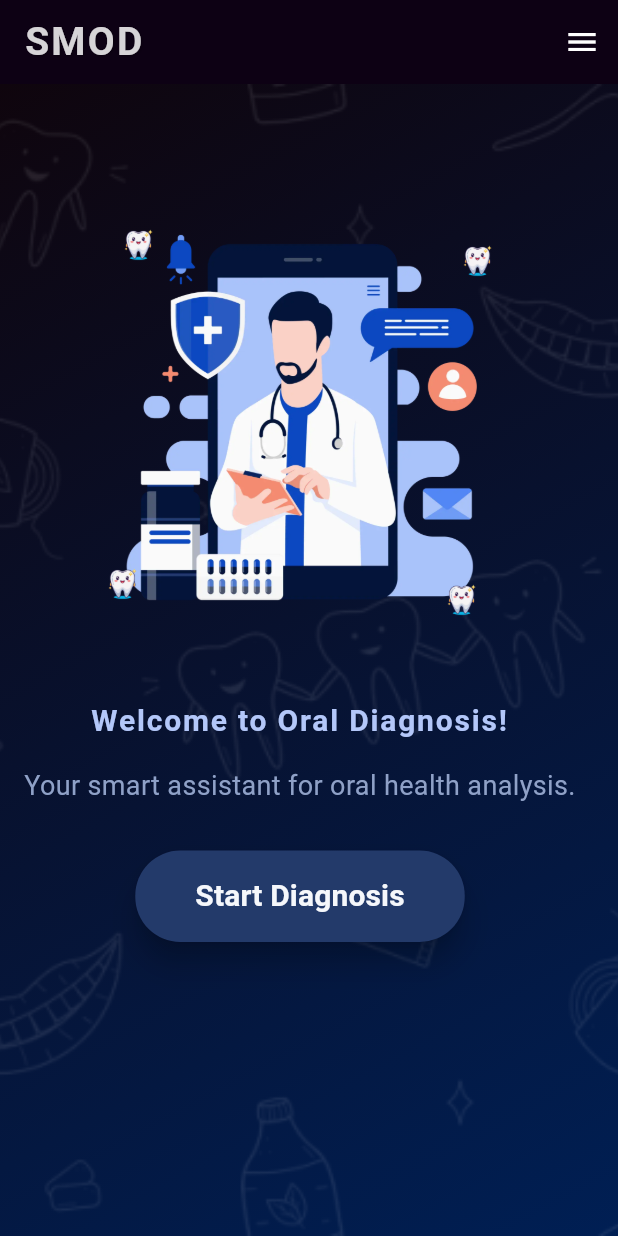
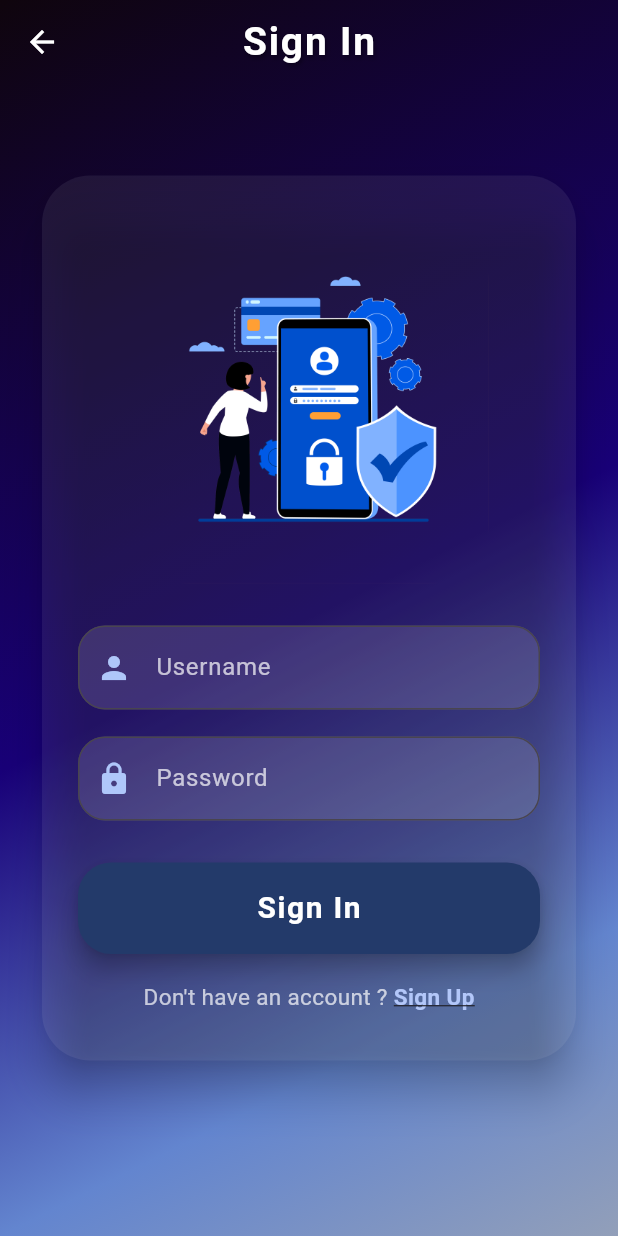
Before and after one commit to ayaosamaramadan/SmartOralDiagnosis, a Flutter app: the screen it shows after launch, after a tap on "Start Diagnosis", on a phone screen of 412 x 824 dp. Run offline on Flutter 3.47's test engine with Material 3 defaults, Android fonts, the phone set to English and light mode, and no system bars.

Commit message:
flutter: add login page

```diff
--- a/flutter/lib/main.dart
+++ b/flutter/lib/main.dart
@@ -1,5 +1,6 @@
 import 'package:flutter/material.dart';
 import 'screen/home.dart';
+import 'screen/login.dart';
 
 void main() => runApp(const MyApp());
 
@@ -8,27 +9,14 @@ class MyApp extends StatelessWidget {
 
   @override
   Widget build(BuildContext context) {
-    return const MaterialApp(
+    return MaterialApp(
       debugShowCheckedModeBanner: false,
-      home: Flutter(),
+      home: const HomeScreen(),
+      routes: {
+        '/login': (context) => const LoginScreen(),
+      },
     );
   }
 }
 
-class Flutter extends StatefulWidget {
-  const Flutter({super.key});
-
-  @override
-  _FlutterState createState() => _FlutterState();
-}
-
-class _FlutterState extends State<Flutter> {
-  // Reusable button style
-
-  @override
-  Widget build(BuildContext context) {
-    return Scaffold(
-      body: HomeScreen(),
-    );
-  }
-}
+// ...existing code...
--- a/flutter/lib/screen/home.dart
+++ b/flutter/lib/screen/home.dart
@@ -1,5 +1,6 @@
 import 'package:flutter/material.dart';
 import 'dart:math' as math;
+import 'login.dart';
 
 class HomeScreen extends StatefulWidget {
   const HomeScreen({super.key});
@@ -36,7 +37,9 @@ class _HomeScreenState extends State<HomeScreen> with TickerProviderStateMixin {
 
   @override
   Widget build(BuildContext context) {
-    return Scaffold(
+    return MaterialApp(
+      debugShowCheckedModeBanner: false,
+      home: Scaffold(
         appBar: AppBar(
           backgroundColor: const Color.fromARGB(255, 13, 1, 20),
           elevation: 0,
@@ -180,12 +183,12 @@ class _HomeScreenState extends State<HomeScreen> with TickerProviderStateMixin {
                       elevation: 8,
                     ),
                     onPressed: () {
-
+                      Navigator.pushNamed(context, '/login');
                     },
                     child: const Text(
                       'Start Diagnosis',
                       style: TextStyle(
-                      color: Color(0xFFF5F7FB),
+                        color: Color.fromARGB(255, 255, 255, 255),
                         fontSize: 20,
                         fontWeight: FontWeight.bold,
                       ),
@@ -197,6 +200,10 @@ class _HomeScreenState extends State<HomeScreen> with TickerProviderStateMixin {
             ],
           ),
         ),
+      ),
+      routes: {
+        '/login': (context) => const LoginScreen(),
+      },
     );
   }
 }
--- a/flutter/lib/screen/login.dart
+++ b/flutter/lib/screen/login.dart
@@ -0,0 +1,180 @@
+import 'package:flutter/material.dart';
+
+class LoginScreen extends StatefulWidget {
+  const LoginScreen({super.key});
+
+  @override
+  State<LoginScreen> createState() => _LoginScreenState();
+}
+
+class _LoginScreenState extends State<LoginScreen> {
+  final TextEditingController _usernameController = TextEditingController();
+  final TextEditingController _passwordController = TextEditingController();
+
+  @override
+  void dispose() {
+    _usernameController.dispose();
+    _passwordController.dispose();
+    super.dispose();
+  }
+
+  @override
+  Widget build(BuildContext context) {
+    return Scaffold(
+      extendBodyBehindAppBar: true,
+      backgroundColor: Colors.transparent,
+      appBar: AppBar(
+        backgroundColor: Colors.transparent,
+        elevation: 0,
+        leading: IconButton(
+          icon: const Icon(Icons.arrow_back, color: Colors.white),
+          onPressed: () => Navigator.pop(context),
+        ),
+        centerTitle: true,
+        title: const Text(
+          'Sign In',
+          style: TextStyle(
+            color: Colors.white,
+            fontSize: 26,
+            fontWeight: FontWeight.bold,
+            letterSpacing: 1.2,
+            shadows: [
+              Shadow(
+                color: Colors.black38,
+                offset: Offset(1, 2),
+                blurRadius: 4,
+              ),
+            ],
+          ),
+        ),
+      ),
+      body: Container(
+        width: double.infinity,
+        height: double.infinity,
+        decoration: const BoxDecoration(
+          gradient: LinearGradient(
+            colors: [
+              Color(0xFF0F050D),
+              Color.fromARGB(255, 24, 0, 120),
+              Color.fromARGB(255, 99, 133, 207),
+              Color.fromARGB(255, 146, 159, 185),
+              ],
+            begin: Alignment.topLeft,
+            end: Alignment.bottomRight,
+            stops: [0.0, 0.5, 0.8, 1.0],
+          ),
+        ),
+        child: Center(
+          child: SingleChildScrollView(
+            child: Padding(
+              padding: const EdgeInsets.symmetric(horizontal: 24.0),
+              child: Card(
+                color: Colors.white.withOpacity(0.07),
+                elevation: 12,
+                shape: RoundedRectangleBorder(
+                  borderRadius: BorderRadius.circular(32),
+                ),
+                child: Padding(
+                  padding: const EdgeInsets.symmetric(horizontal: 24.0, vertical: 32.0),
+                  child: Column(
+                    mainAxisSize: MainAxisSize.min,
+                    children: [
+                      ClipRRect(
+                        borderRadius: BorderRadius.circular(40),
+                        child: Image.asset(
+                          'assets/login-image.png',
+                          width: 240,
+                          height: 240,
+                          fit: BoxFit.cover,
+                        ),
+                      ),
+                      const SizedBox(height: 28),
+                      TextField(
+                        controller: _usernameController,
+                        decoration: InputDecoration(
+                          prefixIcon: const Icon(Icons.person, color: Color.fromARGB(255, 175, 199, 250)),
+                          labelText: 'Username',
+                          filled: true,
+                          fillColor: Colors.white.withOpacity(0.13),
+                          labelStyle: const TextStyle(color: Colors.white70),
+                          border: OutlineInputBorder(
+                            borderRadius: BorderRadius.circular(18),
+                          ),
+                        ),
+                        style: const TextStyle(color: Colors.white),
+                      ),
+                      const SizedBox(height: 18),
+                      TextField(
+                        controller: _passwordController,
+                        obscureText: true,
+                        decoration: InputDecoration(
+                          prefixIcon: const Icon(Icons.lock, color: Color.fromARGB(255, 175, 199, 250)),
+                          labelText: 'Password',
+                          filled: true,
+                          fillColor: Colors.white.withOpacity(0.13),
+                          labelStyle: const TextStyle(color: Colors.white70),
+                          border: OutlineInputBorder(
+                            borderRadius: BorderRadius.circular(18),
+                          ),
+                        ),
+                        style: const TextStyle(color: Colors.white),
+                      ),
+                      const SizedBox(height: 28),
+                      SizedBox(
+                        width: double.infinity,
+                        child: ElevatedButton(
+                          style: ElevatedButton.styleFrom(
+                            backgroundColor: const Color(0xFF233A6A),
+                            padding: const EdgeInsets.symmetric(vertical: 16),
+                            shape: RoundedRectangleBorder(
+                              borderRadius: BorderRadius.circular(22),
+                            ),
+                            elevation: 6,
+                          ),
+                          onPressed: () {},
+                          child: const Text(
+                            'Sign In',
+                            style: TextStyle(
+                              color: Colors.white,
+                              fontSize: 20,
+                              fontWeight: FontWeight.bold,
+                              letterSpacing: 1.1,
+                            ),
+                          ),
+                        ),
+                      ),
+                      const SizedBox(height: 18),
+                      Row(
+                        mainAxisAlignment: MainAxisAlignment.center,
+                        children: [
+                          const Text(
+                            "Don't have an account ? ",
+                            style: TextStyle(color: Colors.white70, fontSize: 15),
+                          ),
+                          GestureDetector(
+                            onTap: () {
+                              // TODO: Add signup navigation
+                            },
+                            child: const Text(
+                              'Sign Up',
+                              style: TextStyle(
+                                color: Color(0xFFB3C7F9),
+                                fontWeight: FontWeight.bold,
+                                fontSize: 15,
+                                decoration: TextDecoration.underline,
+                              ),
+                            ),
+                          ),
+                        ],
+                      ),
+                    ],
+                  ),
+                ),
+              ),
+            ),
+          ),
+        ),
+      ),
+    );
+  }
+}
```
Lines whose indentation alone changed are shown as unchanged.
